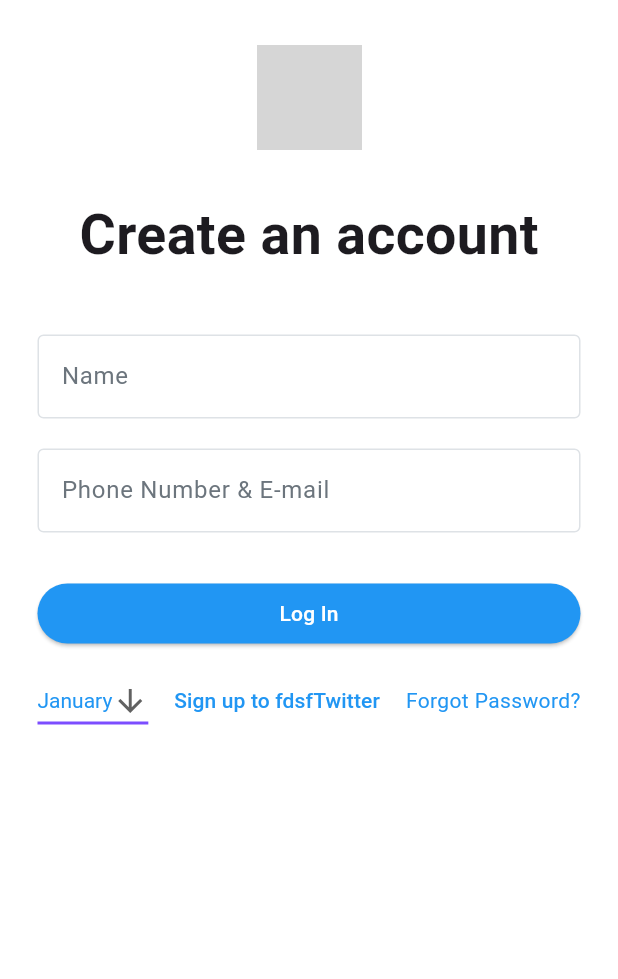
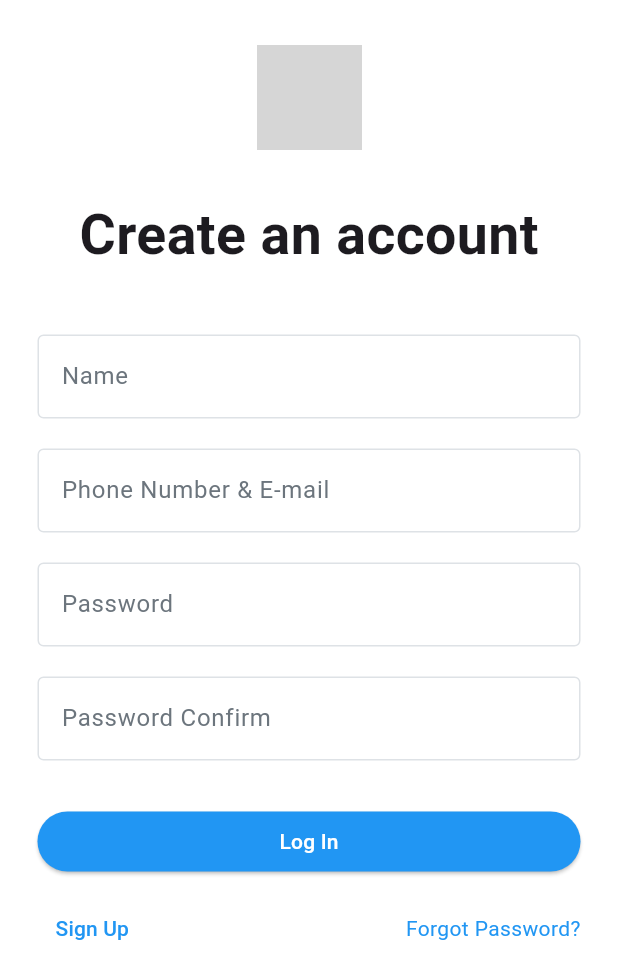
Before and after one commit to Hilalbiyik/twitter_clone, a Flutter app: the SignUpPage screen opened directly, on a phone screen of 412 x 824 dp. Shown: the top 979 px of the screen. Run offline on Flutter 3.47's test engine with Material 3 defaults, Android fonts, the phone set to English and light mode, and no system bars; our stand-ins replace font_awesome_flutter, google_fonts; network calls fail; grey boxes are pictures that could not be loaded.

Commit message:
Update Register Page

```diff
--- a/lib/src/ui/sign_up.dart
+++ b/lib/src/ui/sign_up.dart
@@ -7,7 +7,9 @@ import 'package:twitter_clone/src/ui/twitter_home.dart';
 class SignUpPage extends StatefulWidget {
   SignUpPage({super.key});
   final userNameController = TextEditingController();
+  final emailController = TextEditingController();
   final passwordController = TextEditingController();
+  final passwordcomfirmController = TextEditingController();
 
   @override
   State<SignUpPage> createState() => _SignUpPageState();
@@ -38,9 +40,19 @@ class _SignUpPageState extends State<SignUpPage> {
                 obscureText: false,
               ),
               CompTextField(
-                controller: widget.userNameController,
+                controller: widget.emailController,
                 hintText: 'Phone Number & E-mail',
                 obscureText: false,
+              ),
+               CompTextField(
+                controller: widget.passwordController,
+                hintText: 'Password',
+                obscureText: true,
+              ),
+               CompTextField(
+                controller: widget.passwordcomfirmController,
+                hintText: 'Password Confirm',
+                obscureText: true,
               ),
               SizedBox(height: 10),
               CustomButton(
@@ -57,7 +69,6 @@ class _SignUpPageState extends State<SignUpPage> {
                 child: Row(
                   mainAxisAlignment: MainAxisAlignment.spaceBetween,
                   children: [
-                    DropdownButtonExample(),
                     TextButton(
                         onPressed: () {
                           Navigator.push(
@@ -65,7 +76,7 @@ class _SignUpPageState extends State<SignUpPage> {
                               MaterialPageRoute(
                                   builder: (context) => SignUpPage()));
                         },
-                        child: Text("Sign up to fdsfTwitter",
+                        child: Text("Sign Up",
                             style: TextStyle(color: Colors.blue))),
                     Text("Forgot Password?",
                         style: TextStyle(color: Colors.blue)),
```
